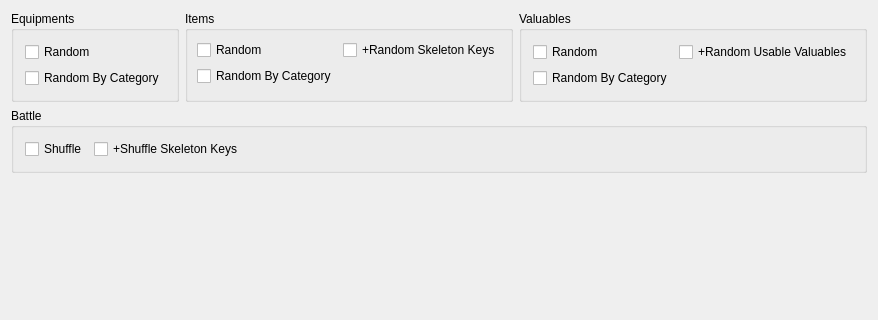
Meos4/Jade-Cocoon-Randomizer, file src/FrontendQt/TreasureWidget.ui: the form before one commit; both pictures show x 0 to 878 and y 0 to 320 of the 878 by 600 pixel window.
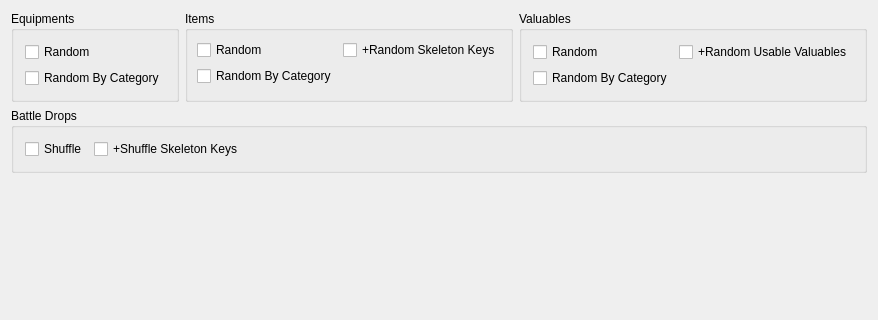
The form after the commit.

Commit message: Rename Battle to Battle Drops in Treasure

```diff
--- a/src/FrontendQt/TreasureWidget.ui
+++ b/src/FrontendQt/TreasureWidget.ui
@@ -153,7 +153,7 @@
    <item row="1" column="0">
     <widget class="QGroupBox" name="battleBox">
      <property name="title">
-      <string>Battle</string>
+      <string>Battle Drops</string>
      </property>
      <layout class="QFormLayout" name="formLayout_2">
       <item row="0" column="0">
```
Left out of the diff: 6 changed lines with no effect on the pictures. The commit also changes 4 other files.
